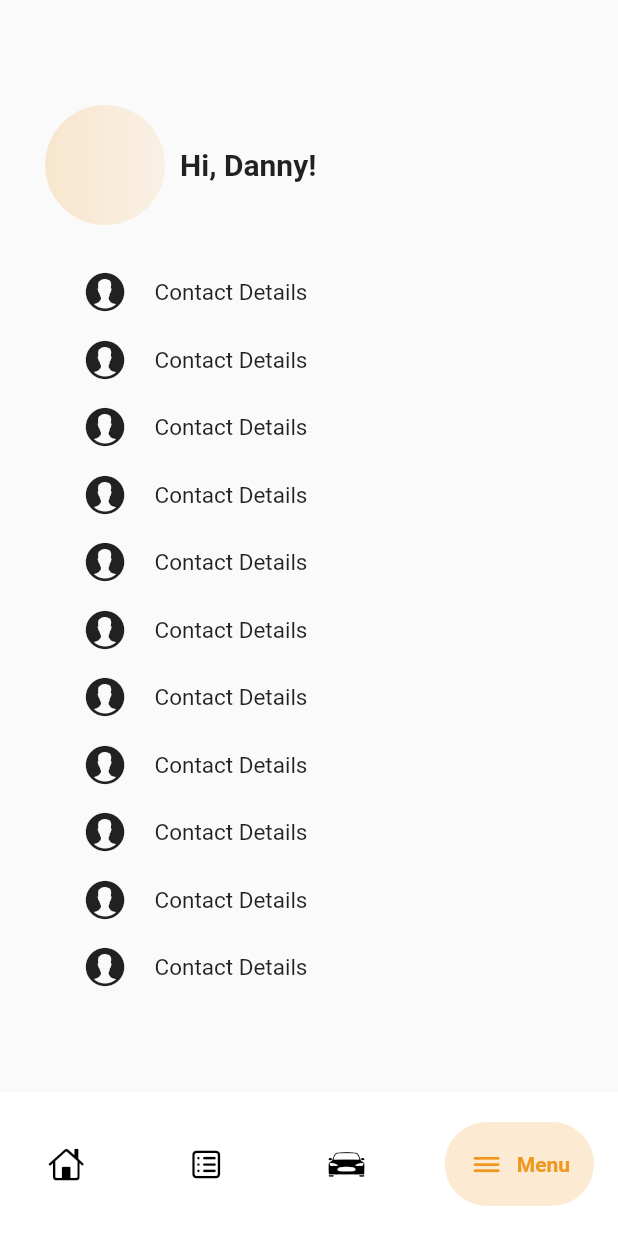
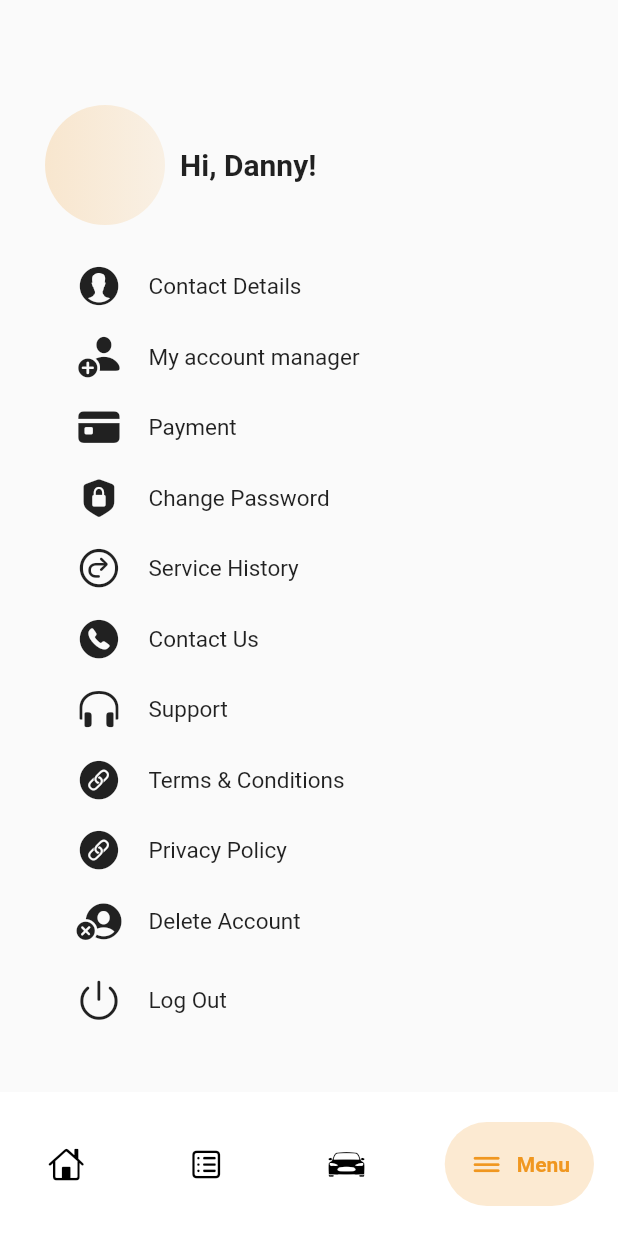
Before and after one commit to sinetakih/new-nesco, a Flutter app: the screen it shows after launch, item 4 of the bottom bar chosen, on a phone screen of 412 x 824 dp. Run offline on Flutter 3.47's test engine with Material 2 defaults, Android fonts, the phone set to English and light mode, and no system bars; drawn by our look-alikes of google_nav_bar; our stand-ins replace dartz, firebase_core, shared_preferences; accounts and stored records are empty; Roboto replaces fonts that are missing (Lato-Bold, Lato-Regular).

Commit message:
Added app icons

```diff
--- a/lib/screens/Menu.dart
+++ b/lib/screens/Menu.dart
@@ -47,7 +47,7 @@ class MenuPage extends StatelessWidget {
               ],
             ),
             Padding(
-              padding: EdgeInsets.symmetric(horizontal: 25, vertical: 30),
+              padding: EdgeInsets.symmetric(horizontal: 21, vertical: 26),
               child: Column(
                 children: [
                   MenuItems(
@@ -55,74 +55,72 @@ class MenuPage extends StatelessWidget {
                     icon: CupertinoIcons.person_alt_circle_fill,
                   ),
                   SizedBox(
-                    height: 15,
+                    height: 17,
                   ),
                   MenuItems(
-                    text: 'Contact Details',
-                    icon: CupertinoIcons.person_alt_circle_fill,
+                      text: 'My account manager',
+                      icon: CupertinoIcons.person_badge_plus_fill),
+                  SizedBox(
+                    height: 17,
+                  ),
+                  MenuItems(
+                    text: 'Payment',
+                    icon: CupertinoIcons.creditcard_fill,
                   ),
                   SizedBox(
-                    height: 15,
+                    height: 17,
                   ),
                   MenuItems(
-                    text: 'Contact Details',
-                    icon: CupertinoIcons.person_alt_circle_fill,
+                    text: 'Change Password',
+                    icon: CupertinoIcons.lock_shield_fill,
                   ),
                   SizedBox(
-                    height: 15,
+                    height: 17,
                   ),
                   MenuItems(
-                    text: 'Contact Details',
-                    icon: CupertinoIcons.person_alt_circle_fill,
+                    text: 'Service History',
+                    icon: CupertinoIcons.arrow_uturn_right_circle,
                   ),
                   SizedBox(
-                    height: 15,
+                    height: 17,
                   ),
                   MenuItems(
-                    text: 'Contact Details',
-                    icon: CupertinoIcons.person_alt_circle_fill,
+                    text: 'Contact Us',
+                    icon: CupertinoIcons.phone_circle_fill,
                   ),
                   SizedBox(
-                    height: 15,
+                    height: 17,
                   ),
                   MenuItems(
-                    text: 'Contact Details',
-                    icon: CupertinoIcons.person_alt_circle_fill,
+                    text: 'Support',
+                    icon: CupertinoIcons.headphones,
                   ),
                   SizedBox(
-                    height: 15,
+                    height: 17,
                   ),
                   MenuItems(
-                    text: 'Contact Details',
-                    icon: CupertinoIcons.person_alt_circle_fill,
+                    text: 'Terms & Conditions',
+                    icon: CupertinoIcons.link_circle_fill,
                   ),
                   SizedBox(
-                    height: 15,
+                    height: 17,
                   ),
                   MenuItems(
-                    text: 'Contact Details',
-                    icon: CupertinoIcons.person_alt_circle_fill,
+                      text: 'Privacy Policy',
+                      icon: CupertinoIcons.link_circle_fill),
+                  SizedBox(
+                    height: 17,
+                  ),
+                  MenuItems(
+                    text: 'Delete Account',
+                    icon: CupertinoIcons.person_crop_circle_fill_badge_xmark,
                   ),
                   SizedBox(
-                    height: 15,
+                    height: 23,
                   ),
                   MenuItems(
-                    text: 'Contact Details',
-                    icon: CupertinoIcons.person_alt_circle_fill,
-                  ),
-                  SizedBox(
-                    height: 15,
-                  ),
-                  MenuItems(
-                    text: 'Contact Details',
-                    icon: CupertinoIcons.person_alt_circle_fill,
-                  ),
-                  SizedBox(
-                    height: 15,
-                  ),
-                  MenuItems(
-                    text: 'Contact Details',
-                    icon: CupertinoIcons.person_alt_circle_fill,
+                    text: 'Log Out',
+                    icon: CupertinoIcons.power,
                   ),
                 ],
               ),
```
Also changed, not shown: 55 other files.
